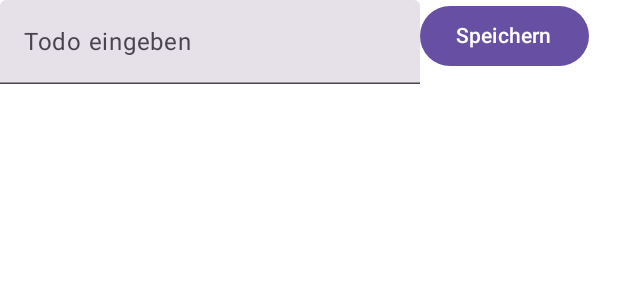
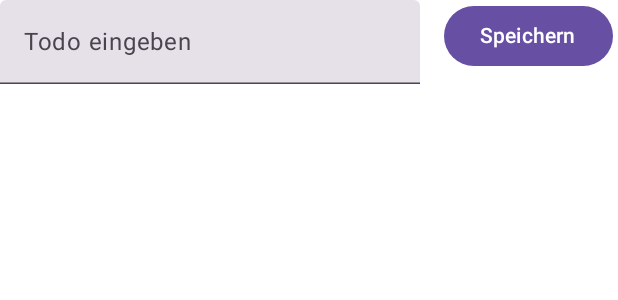
Before and after one commit to behrends/TodosCompose, an Android app built with Jetpack Compose: the @Preview function TodosApp, on a phone screen of 412 x 824 dp. Shown: the top 300 px of the screen. Run offline under Robolectric (Android 15) with nearby library versions, the phone set to English and light mode, and no system bars.

Commit message:
Etwas Abstand zwischen TextField und Button mit Spacer

```diff
--- a/app/src/main/java/com/example/tif21todoscompose/MainActivity.kt
+++ b/app/src/main/java/com/example/tif21todoscompose/MainActivity.kt
@@ -4,7 +4,11 @@ import android.os.Bundle
 import androidx.activity.ComponentActivity
 import androidx.activity.compose.setContent
 import androidx.compose.foundation.layout.Row
+import androidx.compose.foundation.layout.Spacer
 import androidx.compose.foundation.layout.fillMaxSize
+import androidx.compose.foundation.layout.fillMaxWidth
+import androidx.compose.foundation.layout.padding
+import androidx.compose.foundation.layout.width
 import androidx.compose.material3.Button
 import androidx.compose.material3.MaterialTheme
 import androidx.compose.material3.Surface
@@ -14,6 +18,7 @@ import androidx.compose.runtime.Composable
 import androidx.compose.ui.Modifier
 import androidx.compose.ui.res.stringResource
 import androidx.compose.ui.tooling.preview.Preview
+import androidx.compose.ui.unit.dp
 import com.example.tif21todoscompose.ui.theme.TIF21TodosComposeTheme
 
 class MainActivity : ComponentActivity() {
@@ -47,6 +52,7 @@ fun TodoInput() {
             onValueChange = { /*TODO*/ },
             label = { Text(stringResource(R.string.enter_todo)) },
         )
+        Spacer(modifier = Modifier.width(16.dp))
         Button(onClick = { /*TODO*/ }) {
             Text(stringResource(R.string.save))
         }
```
